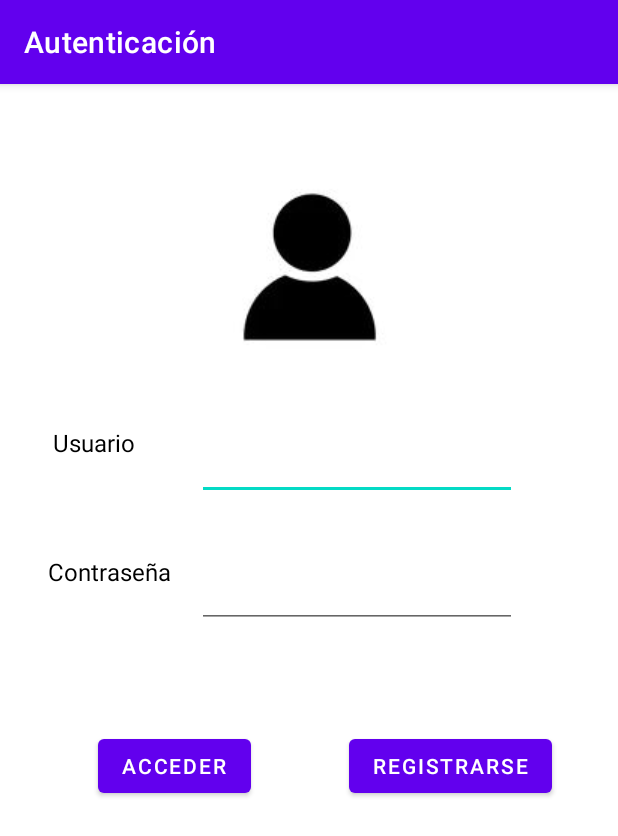
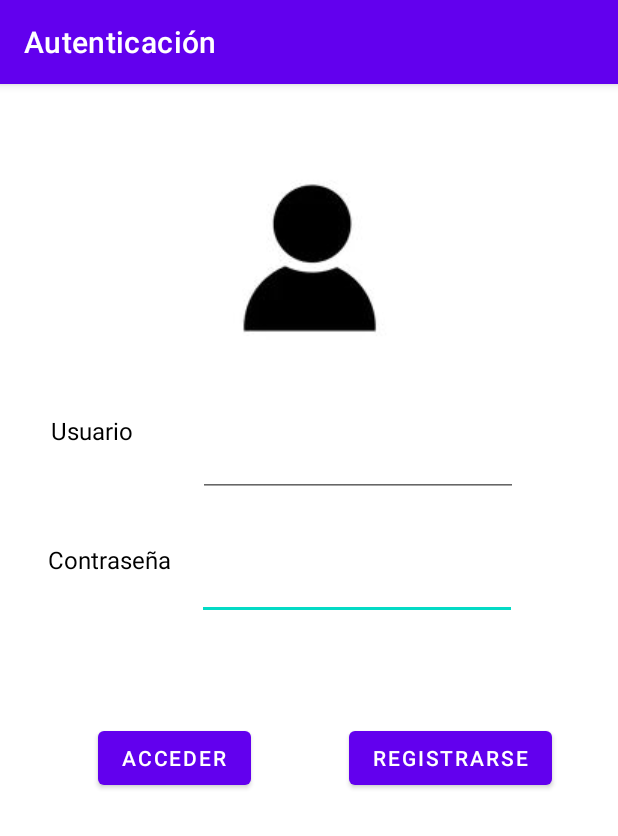
Before and after one commit to javiersanchzgil/PantallaClases7, an Android app: the screen it shows after launch (login), on a phone screen of 412 x 824 dp. Shown: the top 836 px of the screen. Run offline under Robolectric (Android 15) with nearby library versions, the phone set to English and light mode, and no system bars; our stand-ins replace Firebase (no records; nobody signed in at launch, a user with empty details on screens opened directly).

Commit message:
FirebaseLogin

```diff
--- a/app/src/main/java/com/example/pantallaclases7/login.kt
+++ b/app/src/main/java/com/example/pantallaclases7/login.kt
@@ -7,6 +7,8 @@ import androidx.appcompat.app.AlertDialog
 import com.example.pantallaclases7.databinding.ActivityLoginBinding
 import com.example.pantallaclases7.databinding.ActivityMainBinding
 import com.google.firebase.auth.FirebaseAuth
+
+
 
 
 class login : AppCompatActivity() {
@@ -68,7 +70,7 @@ class login : AppCompatActivity() {
     }
 
     private fun showHome(email: String, provider: ProviderType) {
-        val homeIntent: Intent = Intent(this, usersesion::class.java).apply {
+        val homeIntent: Intent = Intent(this@login, usersesion::class.java).apply {
             putExtra("email", email)
             putExtra("provider", provider.name)
         }
--- a/app/src/main/res/layout/activity_login.xml
+++ b/app/src/main/res/layout/activity_login.xml
@@ -21,29 +21,16 @@
         app:layout_constraintTop_toBottomOf="@+id/textoNombre" />
 
     <EditText
-        android:id="@+id/nombreuser"
-        android:layout_width="wrap_content"
-        android:layout_height="wrap_content"
-        android:layout_marginTop="232dp"
-        android:ems="10"
-        android:inputType="textPersonName"
-        app:layout_constraintEnd_toEndOf="parent"
-        app:layout_constraintHorizontal_bias="0.661"
-        app:layout_constraintStart_toStartOf="parent"
-        app:layout_constraintTop_toTopOf="parent"
-        tools:ignore="SpeakableTextPresentCheck,TouchTargetSizeCheck" />
-
-    <EditText
         android:id="@+id/contrauser"
         android:layout_width="wrap_content"
         android:layout_height="wrap_content"
-        android:layout_marginTop="40dp"
+        android:layout_marginTop="116dp"
         android:ems="10"
         android:inputType="textPassword"
         app:layout_constraintEnd_toEndOf="parent"
         app:layout_constraintHorizontal_bias="0.661"
         app:layout_constraintStart_toStartOf="parent"
-        app:layout_constraintTop_toBottomOf="@+id/nombreuser"
+        app:layout_constraintTop_toBottomOf="@+id/imageView6"
         tools:ignore="TouchTargetSizeCheck,SpeakableTextPresentCheck,SpeakableTextPresentCheck" />
 
     <Button
@@ -70,13 +57,12 @@
         android:id="@+id/textoNombre"
         android:layout_width="67dp"
         android:layout_height="46dp"
-        android:layout_marginTop="228dp"
+        android:layout_marginStart="28dp"
+        android:layout_marginTop="220dp"
         android:text="Usuario"
         android:textAlignment="center"
         android:textColor="#000000"
         android:textSize="16dp"
-        app:layout_constraintEnd_toStartOf="@+id/nombreuser"
-        app:layout_constraintHorizontal_bias="0.454"
         app:layout_constraintStart_toStartOf="parent"
         app:layout_constraintTop_toTopOf="parent" />
 
@@ -84,10 +70,24 @@
         android:id="@+id/imageView6"
         android:layout_width="wrap_content"
         android:layout_height="wrap_content"
-        app:layout_constraintBottom_toTopOf="@+id/nombreuser"
+        app:layout_constraintBottom_toTopOf="@+id/textoNombre"
         app:layout_constraintEnd_toEndOf="parent"
         app:layout_constraintStart_toStartOf="parent"
         app:layout_constraintTop_toTopOf="parent"
         app:srcCompat="@drawable/fotousuario" />
 
+    <EditText
+        android:id="@+id/nombreuser"
+        android:layout_width="wrap_content"
+        android:layout_height="wrap_content"
+        android:ems="10"
+        android:inputType="textEmailAddress"
+        app:layout_constraintBottom_toTopOf="@+id/contrauser"
+        app:layout_constraintEnd_toEndOf="parent"
+        app:layout_constraintHorizontal_bias="0.358"
+        app:layout_constraintStart_toEndOf="@+id/textoNombre"
+        app:layout_constraintTop_toBottomOf="@+id/imageView6"
+        app:layout_constraintVertical_bias="0.48"
+        tools:ignore="TouchTargetSizeCheck,TouchTargetSizeCheck,SpeakableTextPresentCheck,SpeakableTextPresentCheck" />
+
 </androidx.constraintlayout.widget.ConstraintLayout>
```
